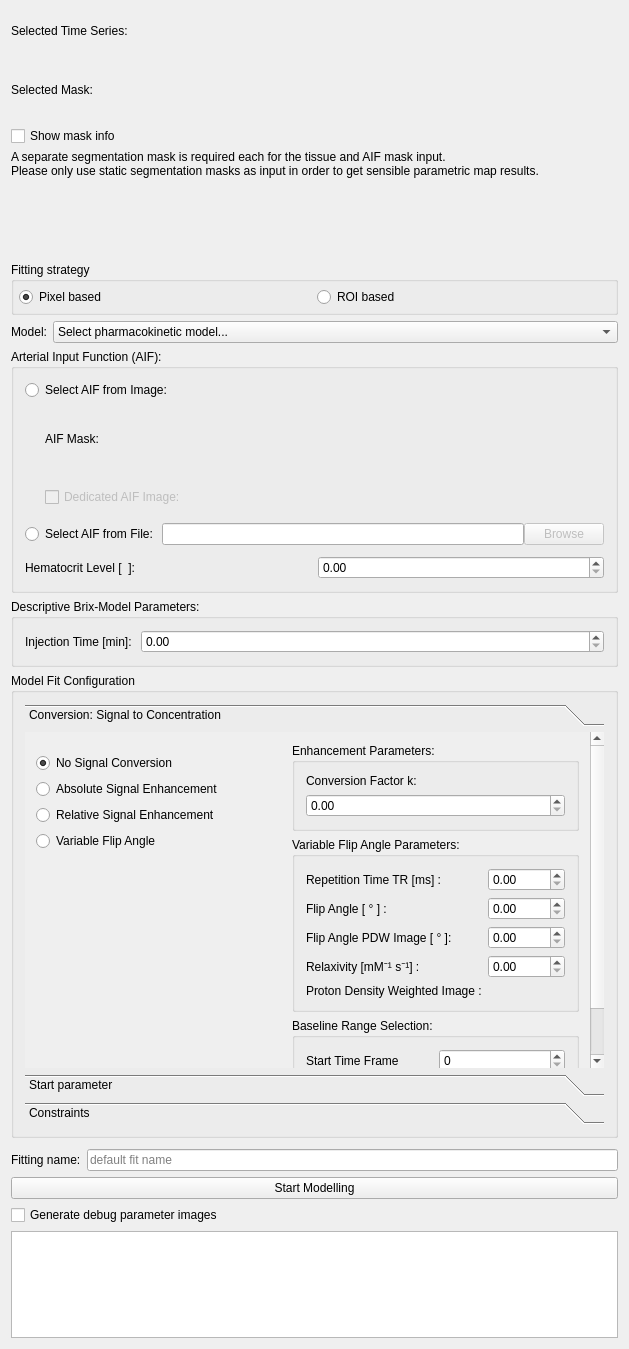
First picture: the form in Plugins/org.mitk.gui.qt.pharmacokinetics.mri/src/internal/MRPerfusionViewControls.ui, repository MITK/MITK, before the edit.
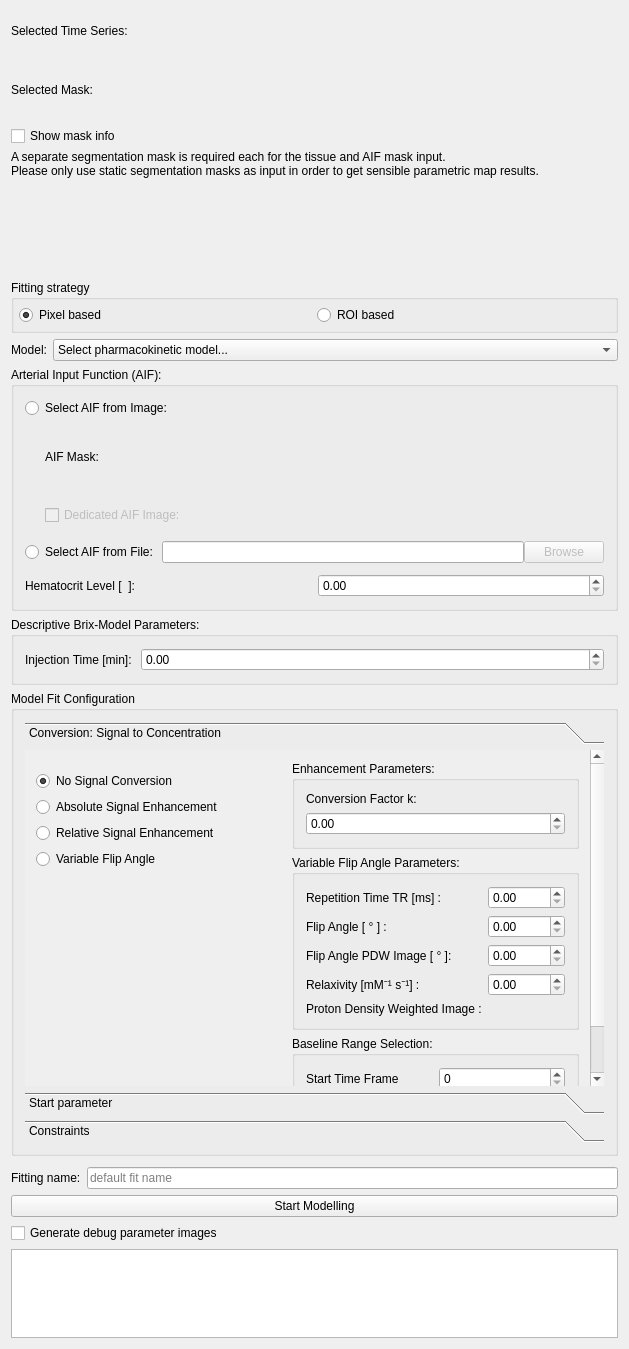
Second picture: the form after the edit. Custom widgets are drawn as their Qt base class.

Commit message:
Uability fix to make it clearer if masks cannot be selected due to wrong geometry.
+ closes #831

```diff
--- a/Plugins/org.mitk.gui.qt.pharmacokinetics.mri/src/internal/MRPerfusionViewControls.ui
+++ b/Plugins/org.mitk.gui.qt.pharmacokinetics.mri/src/internal/MRPerfusionViewControls.ui
@@ -118,6 +118,19 @@
        </property>
       </widget>
      </item>
+     <item>
+      <widget class="QLabel" name="labelMaskStatus">
+       <property name="visible">
+        <bool>false</bool>
+       </property>
+       <property name="text">
+        <string/>
+       </property>
+       <property name="wordWrap">
+        <bool>true</bool>
+       </property>
+      </widget>
+     </item>
      <item>
       <widget class="QGroupBox" name="groupBox">
        <property name="sizePolicy">
```
The commit also changes 2 other files.
